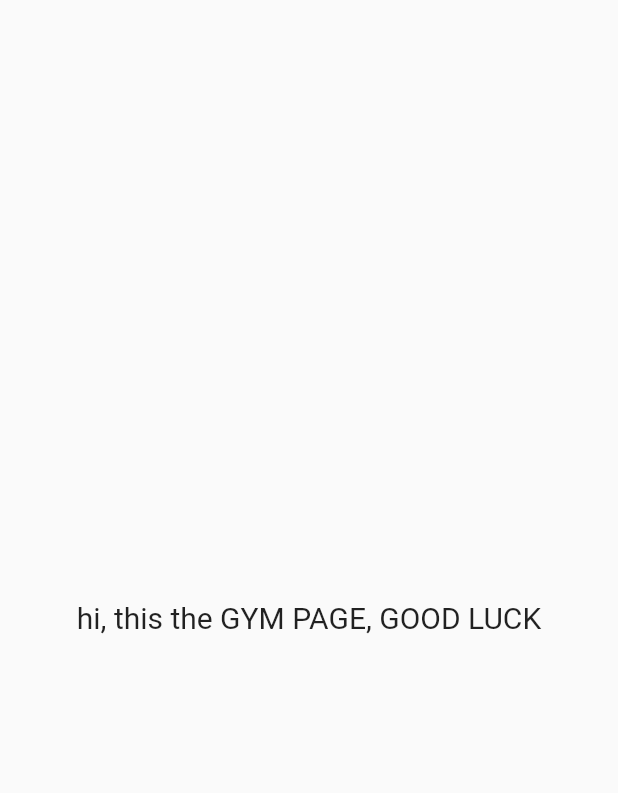
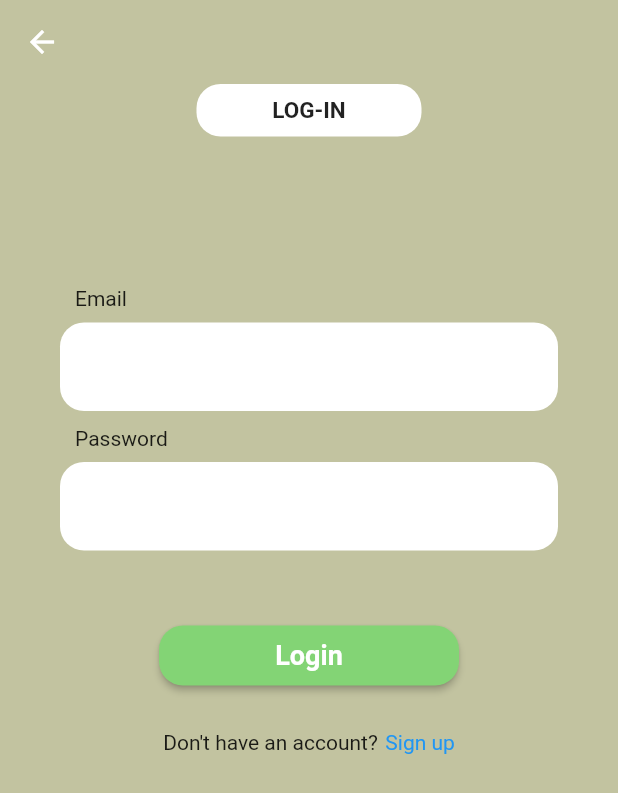
Before and after one commit to COE-CTRL-Intelligence/Sports-Complex, a Flutter app: the HomePage screen opened by its route, after a tap on "GYM", on a phone screen of 412 x 824 dp. Shown: the top 793 px of the screen. Run offline on Flutter 3.47's test engine with Material 2 defaults, Android fonts, the phone set to English and light mode, and no system bars; our stand-ins replace auto_route.

Commit message:
styled gym_login_page

```diff
--- /dev/null
+++ b/lib/pages/gym_login_page.dart
@@ -0,0 +1,87 @@
+import 'package:auto_route/auto_route.dart';
+import 'package:flutter/material.dart';
+import 'package:sports_complex/pages/routes/app_router.gr.dart';
+import 'package:sports_complex/widgets/custom_input_field.dart';
+
+class GymLoginPage extends StatelessWidget {
+  const GymLoginPage({Key? key}) : super(key: key);
+
+  @override
+  Widget build(BuildContext context) {
+    final emailController = TextEditingController();
+    final passwordController = TextEditingController();
+
+    return Scaffold(
+      backgroundColor: const Color(0xffC2C3A0),
+      appBar: AppBar(
+        backgroundColor: Colors.transparent,
+        elevation: 0.0,
+      ),
+      body: SingleChildScrollView(
+        child: Center(
+            child: Column(
+          children: [
+            Container(
+              height: 35,
+              width: 150,
+              decoration: BoxDecoration(
+                  color: Colors.white, borderRadius: BorderRadius.circular(16)),
+              child: const Center(
+                child: Text('LOG-IN',
+                    style:
+                        TextStyle(fontSize: 15, fontWeight: FontWeight.bold)),
+              ),
+            ),
+            const SizedBox(height: 100),
+            CustomInputField(
+                fieldName: 'Email',
+                fieldController: emailController,
+                obscureText: false),
+            const SizedBox(height: 10),
+            CustomInputField(
+                fieldController: passwordController,
+                fieldName: 'Password',
+                obscureText: true),
+            const SizedBox(height: 50),
+            Padding(
+              padding: const EdgeInsets.symmetric(horizontal: 40),
+              child: SizedBox(
+                height: 40,
+                width: 200,
+                child: ElevatedButton(
+                    onPressed: () {},
+                    style: ElevatedButton.styleFrom(
+                        shape: RoundedRectangleBorder(
+                            borderRadius: BorderRadius.circular(16)),
+                        primary: const Color(0xff83D475)),
+                    child: const Text(
+                      'Login',
+                      style:
+                          TextStyle(fontSize: 18, fontWeight: FontWeight.bold),
+                    )),
+              ),
+            ),
+            const SizedBox(height: 30),
+            Row(
+              mainAxisAlignment: MainAxisAlignment.center,
+              children: [
+                const Text('Don\'t have an account?'),
+                const SizedBox(width: 5),
+                InkWell(
+                    onTap: () {
+                      AutoRouter.of(context).push(const HomeRoute());
+                    },
+                    child: const Text(
+                      'Sign up',
+                      style: TextStyle(
+                        color: Colors.blue,
+                      ),
+                    ))
+              ],
+            )
+          ],
+        )),
+      ),
+    );
+  }
+}
--- a/lib/pages/gym_page.dart
+++ /dev/null
@@ -1,17 +0,0 @@
-import 'package:flutter/material.dart';
-
-class GymPage extends StatelessWidget {
-  const GymPage({Key? key}) : super(key: key);
-
-  @override
-  Widget build(BuildContext context) {
-    return const Scaffold(
-      body: Center(
-        child: Text(
-          "hi, this the GYM PAGE, GOOD LUCK",
-          style: TextStyle(fontSize: 20),
-        ),
-      ),
-    );
-  }
-}
--- a/lib/pages/home_page.dart
+++ b/lib/pages/home_page.dart
@@ -172,7 +172,8 @@ class HomePage extends StatelessWidget {
                                 ),
                               ),
                               onPressed: () {
-                                AutoRouter.of(context).push(const GymRoute());
+                                AutoRouter.of(context)
+                                    .push(const GymLoginRoute());
                               },
                               child: Column(
                                 mainAxisAlignment:
--- a/lib/pages/routes/app_router.dart
+++ b/lib/pages/routes/app_router.dart
@@ -1,7 +1,7 @@
 import 'package:auto_route/annotations.dart';
 import 'package:sports_complex/pages/booking_page.dart';
 import 'package:sports_complex/pages/check_booking_page.dart';
-import 'package:sports_complex/pages/gym_page.dart';
+import 'package:sports_complex/pages/gym_login_page.dart';
 import 'package:sports_complex/pages/home_page.dart';
 import 'package:sports_complex/pages/splash_page.dart';
 
@@ -11,7 +11,7 @@ import 'package:sports_complex/pages/splash_page.dart';
     MaterialRoute(page: HomePage, path: "/home"),
     MaterialRoute(page: BookingPage, path: "/booking"),
     MaterialRoute(page: CheckBookingPage, path: "/check_booking"),
-    MaterialRoute(page: GymPage, path: "/gym")
+    MaterialRoute(page: GymLoginPage, path: "/gym")
     //All other pages go here in this format
   ],
   replaceInRouteName: "Page,Route",
--- /dev/null
+++ b/lib/widgets/custom_input_field.dart
@@ -0,0 +1,48 @@
+import 'package:flutter/material.dart';
+
+class CustomInputField extends StatelessWidget {
+  const CustomInputField({
+    Key? key,
+    required this.fieldController,
+    required this.fieldName,
+    required this.obscureText,
+  }) : super(key: key);
+
+  final TextEditingController fieldController;
+  final String fieldName;
+  final bool obscureText;
+
+  @override
+  Widget build(BuildContext context) {
+    return Padding(
+      padding: const EdgeInsets.symmetric(horizontal: 40),
+      child: Column(
+        children: [
+          Row(
+            children: [
+              const SizedBox(
+                width: 10,
+              ),
+              Text(fieldName),
+            ],
+          ),
+          const SizedBox(
+            height: 8,
+          ),
+          TextFormField(
+            obscureText: obscureText,
+            controller: fieldController,
+            cursorColor: Colors.black,
+            decoration: InputDecoration(
+              filled: true,
+              fillColor: Colors.white,
+              border: OutlineInputBorder(
+                  borderRadius: BorderRadius.circular(16),
+                  borderSide: BorderSide.none),
+            ),
+          )
+        ],
+      ),
+    );
+  }
+}
```
Also changed, not shown: lib/pages/routes/app_router.gr.dart, pubspec.lock.
